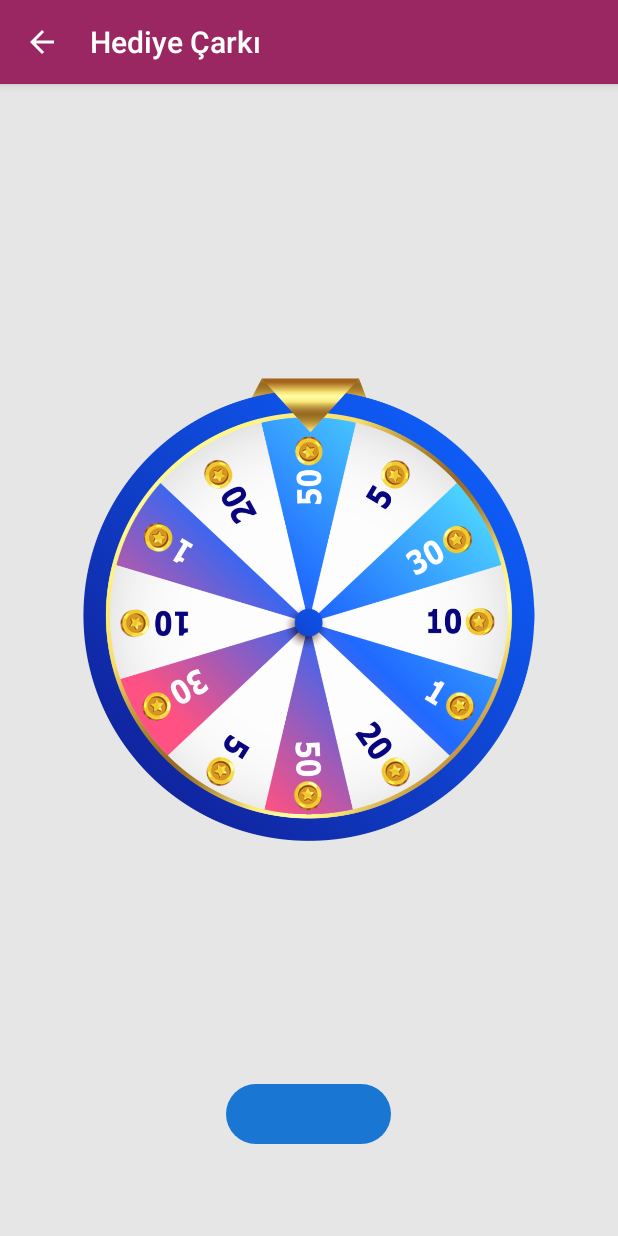
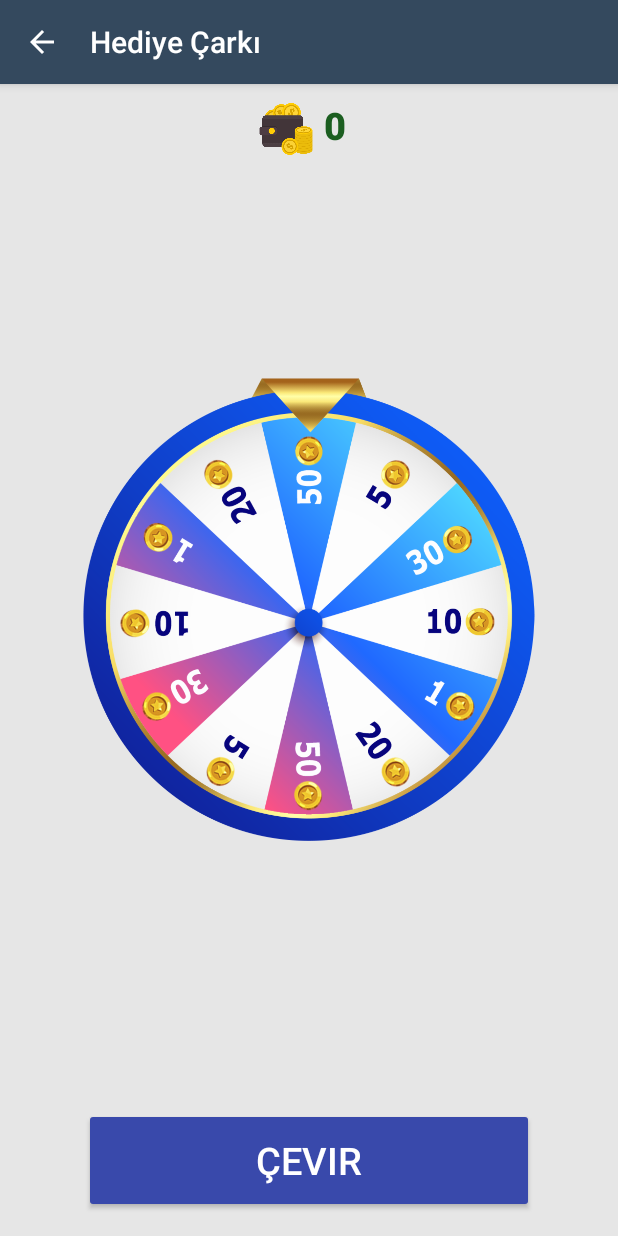
Before and after one commit to syrize/Darphane, an Android app: the Hediye_Carki screen opened directly, with no data from a screen before it, on a phone screen of 412 x 824 dp. Run offline under Robolectric (Android 15) with nearby library versions, the phone set to English and light mode, and no system bars; our stand-ins replace Volley; libraries missing offline, so code that uses them is left out: com.beloo.widget, com.facebook; network calls fail; pictures from the network do not load; 1 statement that could not run was skipped.

Commit message:
Bil kazan ekran çalışmasına devam edildi

```diff
--- a/app/src/main/java/com/turkogame/darphane/activity/Hediye_Carki.java
+++ b/app/src/main/java/com/turkogame/darphane/activity/Hediye_Carki.java
@@ -1,14 +1,18 @@
 package com.turkogame.darphane.activity;
 
+import android.content.SharedPreferences;
 import android.os.Bundle;
 import android.os.CountDownTimer;
+import android.os.Handler;
 import android.view.Menu;
 import android.view.MenuItem;
 import android.view.View;
 import android.view.animation.Animation;
 import android.view.animation.DecelerateInterpolator;
 import android.view.animation.RotateAnimation;
+import android.widget.Button;
 import android.widget.ImageView;
+import android.widget.TextView;
 import android.widget.Toast;
 
 import androidx.appcompat.app.AppCompatActivity;
@@ -29,6 +33,9 @@ public class Hediye_Carki extends AppCompatActivity {
     private boolean isSpinning = false;
 
     private ImageView wheel;
+    SharedPreferences sharedPreferences,bakiye_kontrol,kayit_kontrol,kullanim_kontrol,kullanim_kayit;
+    String kullanici_id,paket_id,paket_adi,paket_turux,kredi_bedeli,token;
+    TextView kredi;
 
 
 
@@ -46,9 +53,21 @@ public class Hediye_Carki extends AppCompatActivity {
         setContentView(R.layout.hediye_carki);
         initToolbar();
 
-        final ImageView spinBtn = findViewById(R.id.spinBtn);
+        final Handler handler = new Handler();
+
+        final Button spinBtn = findViewById(R.id.cevir);
         ImageView wheel = findViewById(R.id.wheel);
         float ilk_rota = wheel.getRotation();
+        kredi = (TextView) findViewById(R.id.kredi);
+
+        sharedPreferences = getApplicationContext().getSharedPreferences("giris", 0);
+        kullanici_id = sharedPreferences.getString("user_id","0");
+
+        Kredi_Girisi.kredi_oku(kullanici_id,"2" );
+
+        bakiye_kontrol = getApplicationContext().getSharedPreferences("darphane_kontrol", 0);
+
+        kredi.setText(bakiye_kontrol.getString("kredi","0"));
 
 
 
@@ -75,8 +94,25 @@ public class Hediye_Carki extends AppCompatActivity {
                     public void onFinish() {
 
                         if ( wheel.getRotation()==360*sectors.length+sectorDegrees[degree]) {
-                            Toast.makeText(Hediye_Carki.this, "Konumunuz " + (degree + 1) + ". Sektördür.  Puanınız " + sectors[degree],
-                                    Toast.LENGTH_SHORT).show();
+
+                            Kredi_Girisi.kredi_satinalma(kullanici_id,"9" ,"2", sectors[degree],"0","4");
+
+
+
+                            handler.postDelayed(new Runnable() {
+                                @Override
+                                public void run() {
+
+                                    bakiye_kontrol = getApplicationContext().getSharedPreferences("darphane_kontrol", 0);
+
+                                    kredi.setText(bakiye_kontrol.getString("kredi","0"));
+
+
+                                }
+                            }, 1000);
+
+
+
                         }
 
                     }
@@ -111,7 +147,7 @@ public class Hediye_Carki extends AppCompatActivity {
         setSupportActionBar(toolbar);
         getSupportActionBar().setTitle("Hediye Çarkı");
         getSupportActionBar().setDisplayHomeAsUpEnabled(true);
-        Tools.setSystemBarColor(this, R.color.colorBanner);
+        Tools.setSystemBarColor(this, R.color.system_bar);
     }
 
     @Override
--- a/app/src/main/java/com/turkogame/darphane/activity/Kredi_Girisi.java
+++ b/app/src/main/java/com/turkogame/darphane/activity/Kredi_Girisi.java
@@ -1,6 +1,9 @@
 package com.turkogame.darphane.activity;
 
+import android.content.SharedPreferences;
 import android.util.Log;
+import android.view.Gravity;
+import android.widget.Toast;
 
 import com.android.volley.Request;
 import com.android.volley.RequestQueue;
@@ -19,6 +22,8 @@ public class Kredi_Girisi {
 
   // İşlem Türü:  1- SATINALMA  2- ÖDÜLLÜ REKLAM  3- ARKADAŞ DAVETİ  4- TAKİP ET  5- PAYLAŞ  6- HEDİYE KREDİ
   // Ödeme Tipi:  1-Kredi kartı  2-Havele - EFT  3-Bedelsiz  4-Adsense
+
+    public static SharedPreferences kayit_kontrol;
 
     public static void kredi_satinalma(String user_id,String paket_id,String islem_turu,String miktar,String tutar,String odeme_tipi){
 
@@ -53,8 +58,8 @@ public class Kredi_Girisi {
 
                             if (kontrol.getString("hata")=="false"){
 
-
-                                Log.d("mesaj", kontrol.getString("mesaj"));
+                                Kredi_Girisi.kredi_oku(user_id,"2" );
+                               // Log.d("mesaj", kontrol.getString("mesaj"));
 
 
                             } else {
@@ -150,4 +155,74 @@ public class Kredi_Girisi {
     }
 
 
+    public static void kredi_oku(String kullanici_id,String islem ){
+        RequestQueue requestQueue = Volley.newRequestQueue(getApplicationContext());
+
+        String md5= AppConfig.md5(kullanici_id+"kredi_islemleriGET");
+        String kontrol_key = md5.toUpperCase();
+
+        try {
+
+            String url = AppConfig.URL + "/kredi_islemleri.php?user_id="+kullanici_id+"&islem="+islem+"&kontrol_key="+kontrol_key;
+
+            JsonObjectRequest jsonObjectRequest = new JsonObjectRequest(Request.Method.GET, url, null,
+                    new com.android.volley.Response.Listener<JSONObject>() {
+
+                        @Override
+                        public void onResponse(JSONObject response) {
+
+                            // Log.d("mesaj", response.toString());
+
+                            try {
+                                JSONObject kontrol = new JSONObject(response.toString());
+
+                                if (kontrol.getString("hata")=="false"){
+
+
+                                    kayit_kontrol = getApplicationContext().getSharedPreferences("darphane_kontrol", 0);
+                                    SharedPreferences.Editor kayitci = kayit_kontrol.edit();
+                                    kayitci.putString("kredi",  kontrol.getString("kredi_miktari"));
+                                    kayitci.putInt("bakiye_sorgula",1);
+                                    kayitci.commit();
+
+                                   return;
+
+
+                                } else {
+
+
+                                    Toast toast = Toast.makeText(getApplicationContext(), kontrol.getString("hataMesaj"), Toast.LENGTH_LONG);
+                                    toast.setGravity(Gravity.CENTER| Gravity.CENTER_HORIZONTAL, 0, 0);
+                                    toast.show();
+
+                                }
+
+
+                            } catch (Exception e) {
+
+                            }
+
+
+
+
+
+                        }
+                    }, new com.android.volley.Response.ErrorListener() {
+                @Override
+                public void onErrorResponse(VolleyError error) {
+                    Toast.makeText(getApplicationContext(), "Error", Toast.LENGTH_LONG).show();
+                }
+
+
+
+            });
+            requestQueue.add(jsonObjectRequest);
+        } catch (Exception e) {
+            e.printStackTrace();
+        }
+    }
+
+
+
+
 }
--- a/app/src/main/java/com/turkogame/darphane/activity/Kredi_Kazan.java
+++ b/app/src/main/java/com/turkogame/darphane/activity/Kredi_Kazan.java
@@ -483,7 +483,7 @@ public class Kredi_Kazan extends AppCompatActivity  implements RewardedVideoAdLi
         setSupportActionBar(toolbar);
         getSupportActionBar().setTitle("Kredi Kazan");
         getSupportActionBar().setDisplayHomeAsUpEnabled(true);
-        Tools.setSystemBarColor(this, R.color.colorBanner);
+        Tools.setSystemBarColor(this, R.color.system_bar);
        // Tools.setSystemBarLight(this);
     }
 
--- a/app/src/main/res/layout/hediye_carki.xml
+++ b/app/src/main/res/layout/hediye_carki.xml
@@ -9,6 +9,7 @@
     tools:context=".Hediye_Carki">
 
     <com.google.android.material.appbar.AppBarLayout
+        android:id="@+id/AppBarLayout"
         android:layout_width="match_parent"
         android:layout_height="wrap_content">
 
@@ -16,12 +17,52 @@
             android:id="@+id/toolbar"
             android:layout_width="match_parent"
             android:layout_height="?attr/actionBarSize"
-            android:background="#9a2762"
+            android:background="#34495e"
             android:theme="@style/ThemeOverlay.AppCompat.Dark.ActionBar"
             app:contentInsetStartWithNavigation="0dp"
             app:popupTheme="@style/ThemeOverlay.AppCompat.Light" />
 
     </com.google.android.material.appbar.AppBarLayout>
+
+
+        <LinearLayout
+            android:layout_width="match_parent"
+            android:layout_height="wrap_content"
+            android:orientation="horizontal"
+            android:layout_below="@id/AppBarLayout"
+            android:paddingBottom="@dimen/spacing_middle"
+            android:paddingTop="@dimen/spacing_middle">
+
+
+            <View
+                android:layout_width="0dp"
+                android:layout_height="0dp"
+                android:layout_weight="1" />
+            <ImageView
+                android:layout_width="40dp"
+                android:layout_height="40dp"
+                app:srcCompat="@drawable/cuzdan1" />
+
+            <TextView
+                android:id="@+id/kredi"
+                android:layout_width="wrap_content"
+                android:layout_height="wrap_content"
+                android:paddingLeft="@dimen/spacing_medium"
+                android:paddingRight="10dp"
+                android:text="0"
+                android:textAppearance="@style/TextAppearance.AppCompat.Title"
+                android:textColor="@color/green_900"
+                android:textSize="@dimen/spacing_mxlarge"
+                android:textStyle="bold" />
+
+            <View
+                android:layout_width="0dp"
+                android:layout_height="0dp"
+                android:layout_weight="1" />
+
+        </LinearLayout>
+
+
 
 
 
@@ -66,15 +107,21 @@
 
         </RelativeLayout>
 
-    <ImageView
-        android:id="@+id/spinBtn"
-        android:layout_width="wrap_content"
-        android:layout_height="wrap_content"
+
+    <Button
+        android:id="@+id/cevir"
+        android:layout_width="300dp"
+        android:layout_height="70dp"
         android:layout_alignParentBottom="true"
+        android:layout_marginBottom="15dp"
+        android:layout_weight="1"
+        android:gravity="center"
+        android:paddingLeft="@dimen/spacing_xlarge"
+        android:paddingRight="@dimen/spacing_xlarge"
+        android:text="Çevir"
         android:layout_centerHorizontal="true"
-        android:layout_marginTop="50dp"
-        android:layout_marginBottom="57dp"
-        android:src="@drawable/btn_rounded_primary" />
+        android:textSize="@dimen/spacing_mxlarge"
+        android:theme="@style/Button.Baslat" />
 
 
 </RelativeLayout>
```
Also changed, not shown: app/src/main/java/com/turkogame/darphane/activity/MainMenu.java (+0 -29 lines), app/src/main/res/layout/activity_main.xml (+0 -53 lines), app/src/main/res/layout/kredi_kazan.xml (+6 -8 lines).
